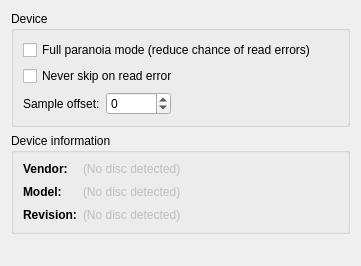
The window that widgets/devicewidgetUI.ui (KDE/audex) describes before a commit, drawn with Qt 5.
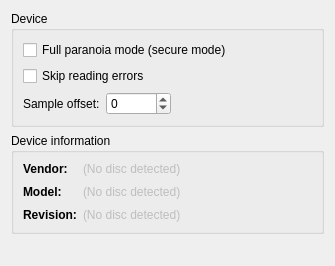
The same window after the commit.

Commit message: * Change profile add/edit subdialogs behaviour * Code changes for better readability in error class * Set placeholder text for scheme line edits * Fix misplaced break statements in profile model class * Set (ripping) logfile storing as profile option * Rename protocol to log in code * Replace never skip on reading erros option by skip on reading errors option * Write TOC to extraction log * Some code cleanup and consistency fixes

```diff
--- a/widgets/devicewidgetUI.ui
+++ b/widgets/devicewidgetUI.ui
@@ -6,7 +6,7 @@
    <rect>
     <x>0</x>
     <y>0</y>
-    <width>361</width>
+    <width>335</width>
     <height>266</height>
    </rect>
   </property>
@@ -26,7 +26,7 @@
       <item row="0" column="0">
        <widget class="QCheckBox" name="kcfg_fullParanoiaMode">
         <property name="text">
-         <string>Full paranoia mode (reduce chance of read errors)</string>
+         <string>Full paranoia mode (secure mode)</string>
         </property>
        </widget>
       </item>
@@ -67,7 +67,7 @@
       <item row="1" column="0">
        <widget class="QCheckBox" name="kcfg_neverSkip">
         <property name="text">
-         <string>Never skip on read error</string>
+         <string>Skip reading errors</string>
         </property>
        </widget>
       </item>
```
Left out of the diff: 8 changed lines with no effect on the pictures. The commit also changes 44 other files.
